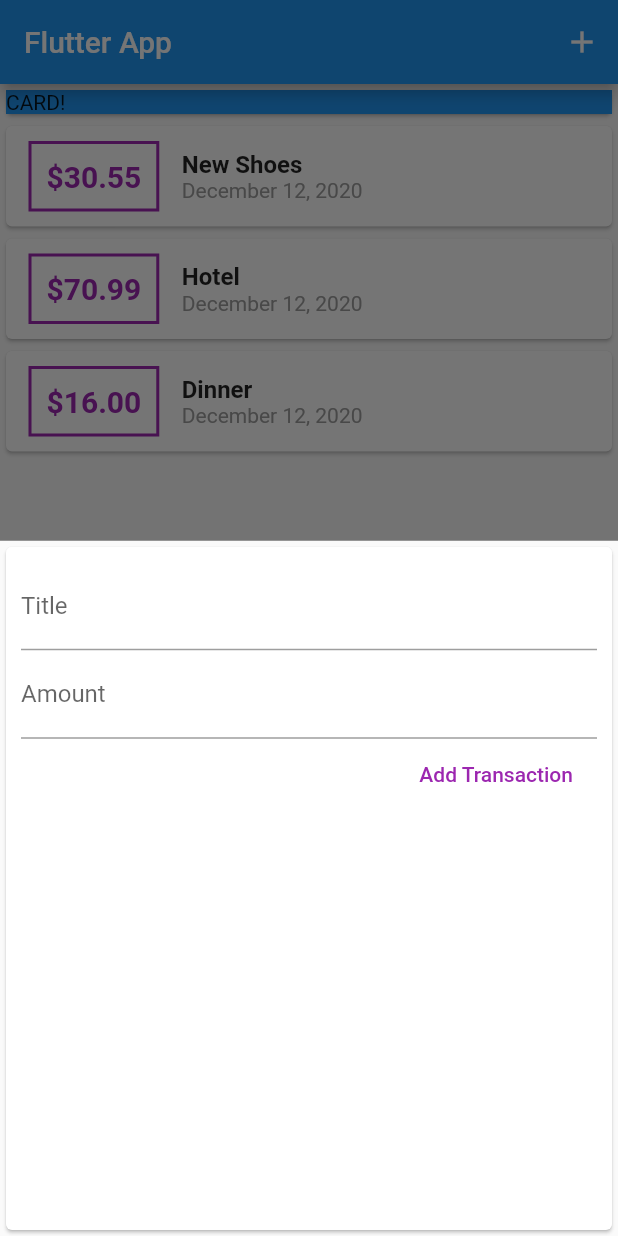
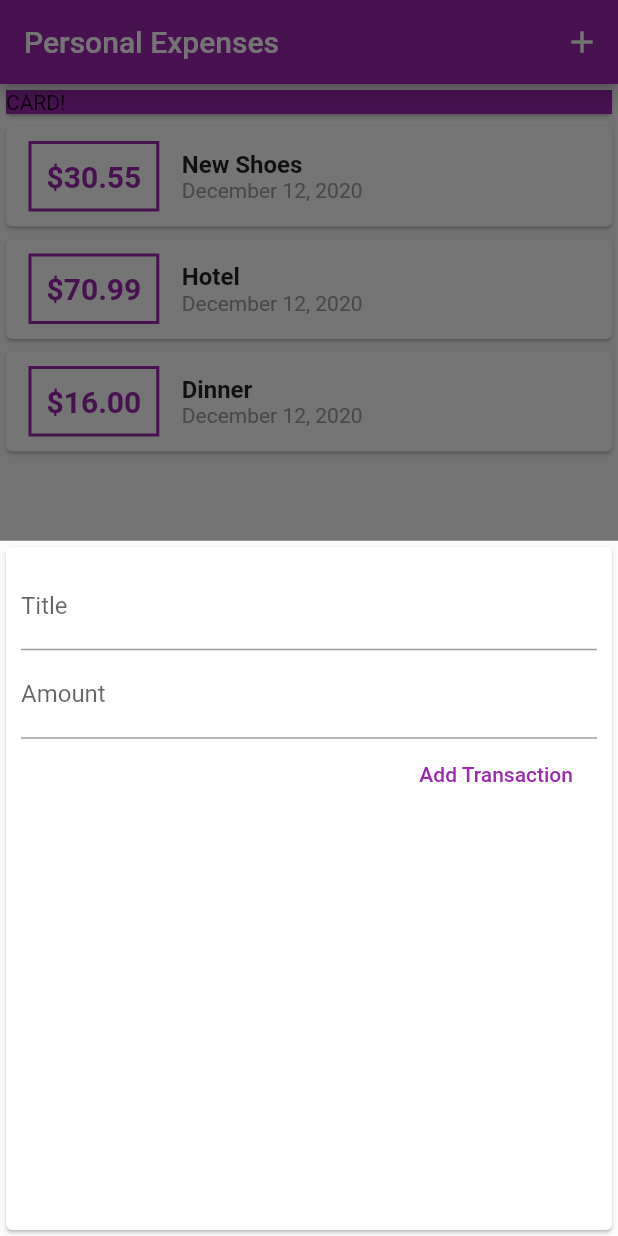
Before and after one commit to ewajs/flutter-personal-expenses, a Flutter app: the screen it shows after launch, after a tap on the "add" icon, on a phone screen of 412 x 824 dp. Run offline on Flutter 3.47's test engine with Material 2 defaults, Android fonts, the phone set to English and light mode, and no system bars.

Commit message:
Added theming

```diff
--- a/lib/main.dart
+++ b/lib/main.dart
@@ -13,7 +13,11 @@ class MyApp extends StatelessWidget {
   @override
   Widget build(BuildContext context) {
     return MaterialApp(
-      title: 'Flutter App',
+      title: 'Personal Expenses',
+      theme: ThemeData(
+        primarySwatch: Colors.purple,
+        accentColor: Colors.green,
+      ),
       home: MyHomePage(),
     );
   }
@@ -75,7 +79,7 @@ class _MyHomePageState extends State<MyHomePage> {
   Widget build(BuildContext context) {
     return Scaffold(
       appBar: AppBar(
-        title: Text('Flutter App'),
+        title: Text('Personal Expenses'),
         actions: [
           IconButton(
             icon: Icon(Icons.add),
@@ -90,7 +94,7 @@ class _MyHomePageState extends State<MyHomePage> {
             Card(
               child: Container(
                 width: double.infinity,
-                color: Colors.blue,
+                color: Theme.of(context).primaryColor,
                 child: Text('CARD!'),
               ),
             ),
--- a/lib/widgets/new_transaction.dart
+++ b/lib/widgets/new_transaction.dart
@@ -46,7 +46,7 @@ class _NewTransactionState extends State<NewTransaction> {
             FlatButton(
               onPressed: submitData,
               child: Text('Add Transaction'),
-              textColor: Colors.purple,
+              textColor: Theme.of(context).primaryColor,
             )
           ],
         ),
```
